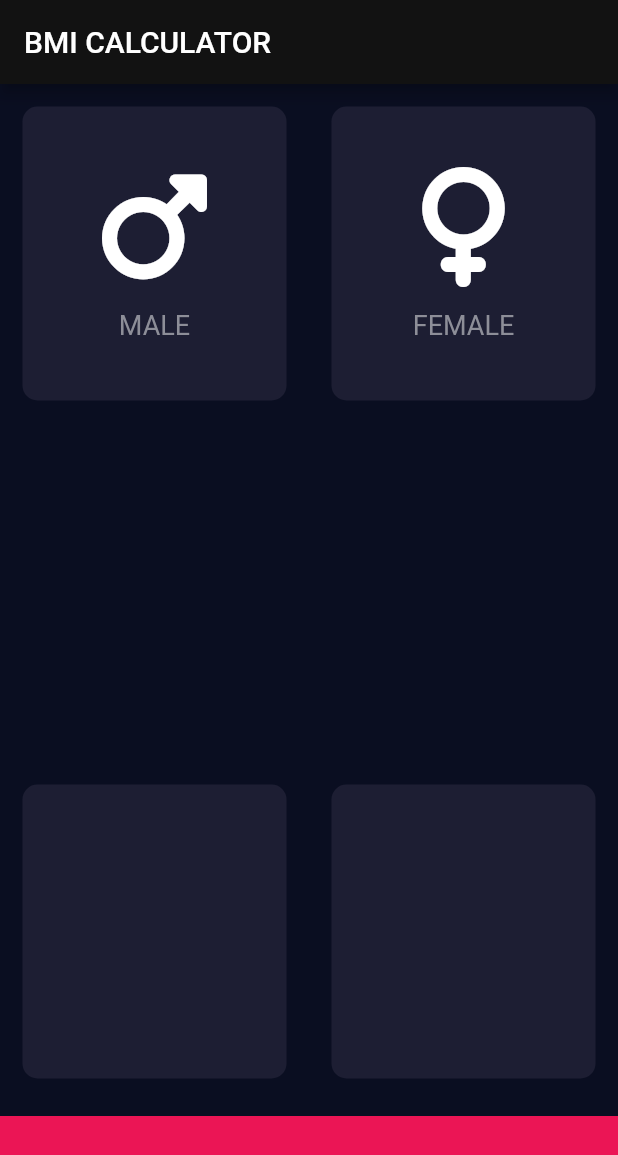
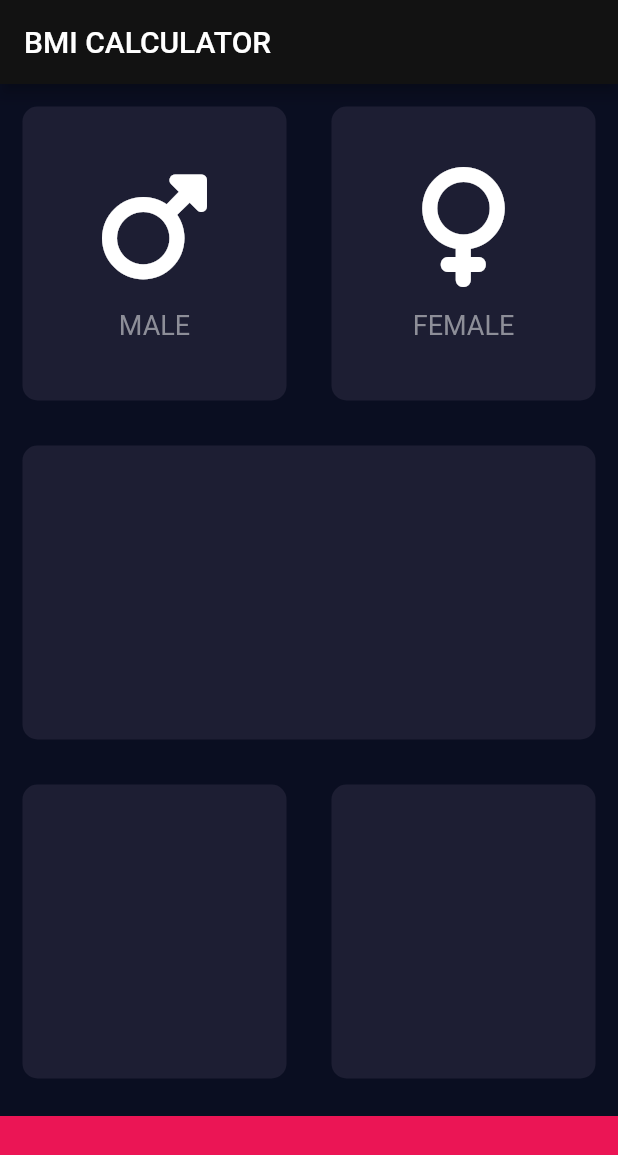
Before and after one commit to MateuszRajczyk/BMICalculator, a Flutter app: the screen it shows after launch, on a phone screen of 412 x 824 dp. Shown: the top 1155 px of the screen. Run offline on Flutter 3.47's test engine with Material 2 defaults, Android fonts, the phone set to English and light mode, and no system bars; our stand-ins replace font_awesome_flutter.

```diff
--- /dev/null
+++ b/lib/icon_content.dart
@@ -0,0 +1,33 @@
+import 'package:flutter/material.dart';
+
+const labelTextStyle = TextStyle(
+  fontSize: 18.0,
+  color: Color(0xFF8D8E98),
+);
+
+class IconContent extends StatelessWidget {
+  const IconContent({super.key, required this.icon, required this.label});
+
+  final IconData icon;
+  final String label;
+
+  @override
+  Widget build(BuildContext context) {
+    return Column(
+      mainAxisAlignment: MainAxisAlignment.center,
+      children: [
+        Icon(
+          icon,
+          size: 80.0,
+        ),
+        const SizedBox(
+          height: 15.0,
+        ),
+        Text(
+          label,
+          style: labelTextStyle,
+        ),
+      ],
+    );
+  }
+}
--- a/lib/input_page.dart
+++ b/lib/input_page.dart
@@ -1,8 +1,13 @@
+import 'package:bmi_calculator/reusable_card.dart';
 import 'package:flutter/material.dart';
 import 'package:font_awesome_flutter/font_awesome_flutter.dart';
 
+import 'icon_content.dart';
+
 const bottomContainerHeight = 80.0;
 const bottomContainerColor = Color(0xFFEB1555);
+const inactiveCardColor = Color(0xFF111328);
+const activeCardColor = Color(0xFF1D1E33);
 
 class InputPage extends StatefulWidget {
   const InputPage({super.key});
@@ -12,6 +17,9 @@ class InputPage extends StatefulWidget {
 }
 
 class _InputPageState extends State<InputPage> {
+  Color maleCardColor = inactiveCardColor;
+  Color femaleCardColor = inactiveCardColor;
+
   @override
   Widget build(BuildContext context) {
     return Scaffold(
@@ -20,18 +28,21 @@ class _InputPageState extends State<InputPage> {
         ),
         body: Column(
           children: [
-            const Expanded(
+            Expanded(
               child: Row(
                 children: [
                   Expanded(
-                    child: ReuseableCard(
-                      cardChild: IconContent(
-                        icon: FontAwesomeIcons.mars,
-                        label: 'MALE',
+                    child: GestureDetector(
+                      onTap: () {},
+                      child: const ReuseableCard(
+                        cardChild: IconContent(
+                          icon: FontAwesomeIcons.mars,
+                          label: 'MALE',
+                        ),
                       ),
                     ),
                   ),
-                  Expanded(
+                  const Expanded(
                     child: ReuseableCard(
                       cardChild: IconContent(
                         icon: FontAwesomeIcons.venus,
@@ -44,7 +55,7 @@ class _InputPageState extends State<InputPage> {
             ),
             const Expanded(
               child: ReuseableCard(
-                cardChild: Column(),
+                cardChild: Row(),
               ),
             ),
             const Expanded(
@@ -73,55 +84,3 @@ class _InputPageState extends State<InputPage> {
         ));
   }
 }
-
-class IconContent extends StatelessWidget {
-  const IconContent({super.key, required this.icon, required this.label});
-
-  final IconData icon;
-  final String label;
-
-  @override
-  Widget build(BuildContext context) {
-    return Column(
-      mainAxisAlignment: MainAxisAlignment.center,
-      children: [
-        Icon(
-          icon,
-          size: 80.0,
-        ),
-        const SizedBox(
-          height: 15.0,
-        ),
-        Text(
-          label,
-          style: const TextStyle(
-            fontSize: 18.0,
-            color: Color(0xFF8D8E98),
-          ),
-        ),
-      ],
-    );
-  }
-}
-
-class ReuseableCard extends StatelessWidget {
-  const ReuseableCard(
-      {this.color = const Color(0xFF1D1E33),
-      required this.cardChild,
-      super.key});
-
-  final Color color;
-  final Widget cardChild;
-
-  @override
-  Widget build(BuildContext context) {
-    return Container(
-      margin: const EdgeInsets.all(15.0),
-      decoration: BoxDecoration(
-        color: color,
-        borderRadius: BorderRadius.circular(10.0),
-      ),
-      child: cardChild,
-    );
-  }
-}
--- /dev/null
+++ b/lib/reusable_card.dart
@@ -0,0 +1,23 @@
+import 'package:flutter/material.dart';
+
+class ReuseableCard extends StatelessWidget {
+  const ReuseableCard(
+      {this.color = const Color(0xFF1D1E33),
+      required this.cardChild,
+      super.key});
+
+  final Color color;
+  final Widget cardChild;
+
+  @override
+  Widget build(BuildContext context) {
+    return Container(
+      margin: const EdgeInsets.all(15.0),
+      decoration: BoxDecoration(
+        color: color,
+        borderRadius: BorderRadius.circular(10.0),
+      ),
+      child: cardChild,
+    );
+  }
+}
```
